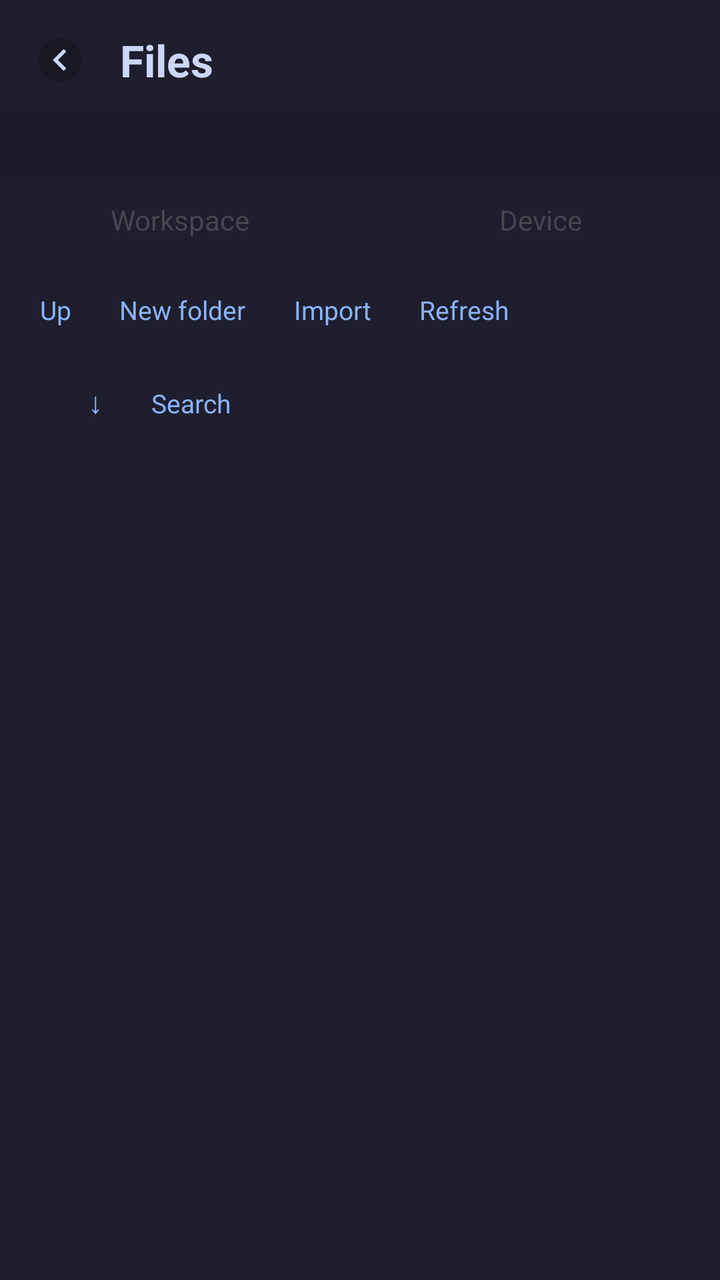
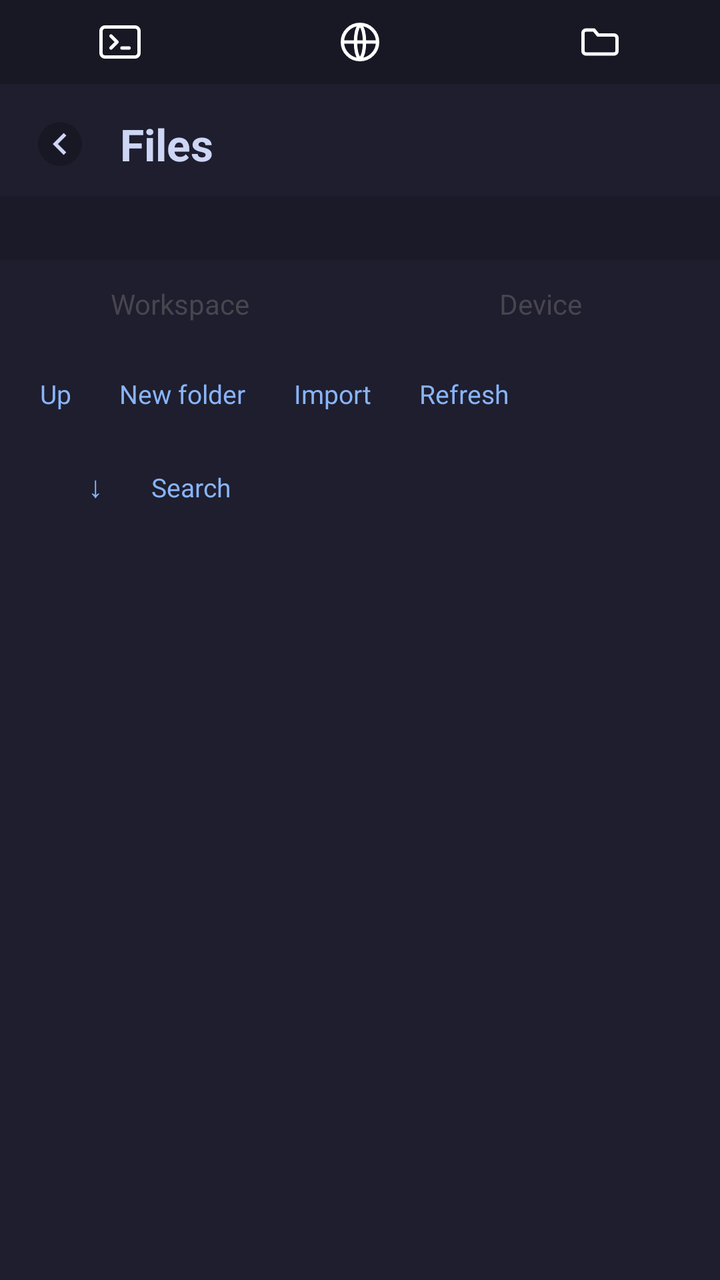

Compare the two renders of this Android layout. The source of the first and the diff that turns it into the second are given below.
<!-- AndroidManifest.xml: activity theme Theme.RedTermApp -->
<!-- res/layout/activity_files.xml -->
<?xml version="1.0" encoding="utf-8"?>
<LinearLayout xmlns:android="http://schemas.android.com/apk/res/android"
    android:layout_width="match_parent"
    android:layout_height="match_parent"
    android:orientation="vertical"
    android:background="?attr/terminalBg"
    android:fitsSystemWindows="true">

    <LinearLayout
        android:layout_width="match_parent"
        android:layout_height="wrap_content"
        android:orientation="horizontal"
        android:gravity="center_vertical"
        android:paddingHorizontal="8dp"
        android:paddingTop="8dp"
        android:paddingBottom="4dp">

        <ImageButton
            android:id="@+id/files_back_btn"
            android:layout_width="44dp"
            android:layout_height="44dp"
            android:src="@drawable/ic_back_chip"
            android:scaleType="centerInside"
            android:background="?attr/selectableItemBackgroundBorderless"
            android:contentDescription="@string/back" />

        <TextView
            android:layout_width="wrap_content"
            android:layout_height="wrap_content"
            android:text="@string/files_title"
            android:textColor="?attr/terminalText"
            android:textSize="22sp"
            android:textStyle="bold"
            android:layout_marginStart="8dp" />
    </LinearLayout>

    <TextView
        android:id="@+id/files_pick_hint"
        android:layout_width="match_parent"
        android:layout_height="wrap_content"
        android:paddingHorizontal="14dp"
        android:paddingVertical="6dp"
        android:text="@string/files_pick_hint"
        android:textColor="?attr/colorPrimary"
        android:textSize="12sp"
        android:background="?attr/extraKeysBg"
        android:visibility="gone" />

    <TextView
        android:id="@+id/files_path"
        android:layout_width="match_parent"
        android:layout_height="32dp"
        android:paddingHorizontal="14dp"
        android:gravity="center_vertical"
        android:textColor="?attr/terminalText"
        android:textSize="12sp"
        android:alpha="0.6"
        android:background="?attr/extraKeysBg"
        android:singleLine="true"
        android:ellipsize="start" />

    <LinearLayout
        android:layout_width="match_parent"
        android:layout_height="wrap_content"
        android:orientation="horizontal">

        <TextView
            android:id="@+id/files_tab_workspace"
            android:layout_width="0dp"
            android:layout_height="44dp"
            android:layout_weight="1"
            android:gravity="center"
            android:text="@string/files_workspace"
            android:textSize="14sp"
            android:clickable="true"
            android:focusable="true" />

        <TextView
            android:id="@+id/files_tab_device"
            android:layout_width="0dp"
            android:layout_height="44dp"
            android:layout_weight="1"
            android:gravity="center"
            android:text="@string/files_device"
            android:textSize="14sp"
            android:clickable="true"
            android:focusable="true" />
    </LinearLayout>

    <LinearLayout
        android:layout_width="match_parent"
        android:layout_height="wrap_content"
        android:orientation="horizontal"
        android:paddingHorizontal="8dp"
        android:paddingVertical="4dp">

        <TextView
            android:id="@+id/files_btn_up"
            android:layout_width="wrap_content"
            android:layout_height="38dp"
            android:paddingHorizontal="12dp"
            android:gravity="center"
            android:text="@string/files_up"
            android:textColor="?attr/colorPrimary"
            android:textSize="13sp"
            android:background="?attr/terminalBg"
            android:clickable="true"
            android:focusable="true" />

        <TextView
            android:id="@+id/files_btn_new_folder"
            android:layout_width="wrap_content"
            android:layout_height="38dp"
            android:paddingHorizontal="12dp"
            android:gravity="center"
            android:text="@string/files_new_folder"
            android:textColor="?attr/colorPrimary"
            android:textSize="13sp"
            android:background="?attr/terminalBg"
            android:clickable="true"
            android:focusable="true" />

        <TextView
            android:id="@+id/files_btn_import"
            android:layout_width="wrap_content"
            android:layout_height="38dp"
            android:paddingHorizontal="12dp"
            android:gravity="center"
            android:text="@string/files_import"
            android:textColor="?attr/colorPrimary"
            android:textSize="13sp"
            android:background="?attr/terminalBg"
            android:clickable="true"
            android:focusable="true" />

        <TextView
            android:id="@+id/files_btn_refresh"
            android:layout_width="wrap_content"
            android:layout_height="38dp"
            android:paddingHorizontal="12dp"
            android:gravity="center"
            android:text="@string/files_refresh"
            android:textColor="?attr/colorPrimary"
            android:textSize="13sp"
            android:background="?attr/terminalBg"
            android:clickable="true"
            android:focusable="true" />
    </LinearLayout>

    <LinearLayout
        android:layout_width="match_parent"
        android:layout_height="wrap_content"
        android:orientation="horizontal"
        android:paddingHorizontal="8dp"
        android:paddingVertical="4dp">

        <TextView
            android:id="@+id/files_btn_sort"
            android:layout_width="wrap_content"
            android:layout_height="38dp"
            android:paddingHorizontal="12dp"
            android:gravity="center"
            android:textColor="?attr/colorPrimary"
            android:textSize="13sp"
            android:background="?attr/terminalBg"
            android:clickable="true"
            android:focusable="true" />

        <TextView
            android:id="@+id/files_btn_sort_dir"
            android:layout_width="wrap_content"
            android:layout_height="38dp"
            android:paddingHorizontal="12dp"
            android:gravity="center"
            android:text="↓"
            android:textColor="?attr/colorPrimary"
            android:textSize="15sp"
            android:background="?attr/terminalBg"
            android:clickable="true"
            android:focusable="true" />

        <TextView
            android:id="@+id/files_btn_search"
            android:layout_width="wrap_content"
            android:layout_height="38dp"
            android:paddingHorizontal="12dp"
            android:gravity="center"
            android:text="@string/files_search"
            android:textColor="?attr/colorPrimary"
            android:textSize="13sp"
            android:background="?attr/terminalBg"
            android:clickable="true"
            android:focusable="true" />
    </LinearLayout>

    <FrameLayout
        android:layout_width="match_parent"
        android:layout_height="0dp"
        android:layout_weight="1">

        <ListView
            android:id="@+id/files_list"
            android:layout_width="match_parent"
            android:layout_height="match_parent"
            android:divider="#3A3A4C"
            android:dividerHeight="1dp"
            android:scrollbars="vertical" />

        <TextView
            android:id="@+id/files_empty_msg"
            android:layout_width="match_parent"
            android:layout_height="match_parent"
            android:gravity="center"
            android:padding="24dp"
            android:textColor="?attr/terminalText"
            android:textSize="14sp"
            android:alpha="0.6"
            android:visibility="gone" />
    </FrameLayout>

</LinearLayout>
<!-- resources referenced by this layout -->
<resources>
  <string name="back">Back</string>
  <string name="files_device">Device</string>
  <string name="files_import">Import</string>
  <string name="files_new_folder">New folder</string>
  <string name="files_pick_hint">Pick mode: tap a file to insert its path into the terminal</string>
  <string name="files_refresh">Refresh</string>
  <string name="files_search">Search</string>
  <string name="files_title">Files</string>
  <string name="files_up">Up</string>
  <string name="files_workspace">Workspace</string>
  <color name="primary">#FF89B4FA</color>
  <color name="black">#FF000000</color>
  <color name="surface">#FF1E1E2E</color>
  <color name="on_surface">#FFCDD6F4</color>
  <color name="terminal_bg">#FF1E1E2E</color>
  <color name="terminal_text">#FFCDD6F4</color>
  <color name="extra_keys_bg">#FF181825</color>
  <color name="extra_keys_text">#FFCDD6F4</color>
  <!-- unchanged entries left out for length: 2 -->
</resources>

<!-- the commit's change to res/layout/activity_files.xml (unified diff, before → after) -->
@@ -5,6 +5,11 @@
     android:orientation="vertical"
     android:background="?attr/terminalBg"
     android:fitsSystemWindows="true">
+
+    <include
+        layout="@layout/tab_strip"
+        android:layout_width="match_parent"
+        android:layout_height="42dp" />
 
     <LinearLayout
         android:layout_width="match_parent"
@@ -219,3 +224,45 @@
     </FrameLayout>
 
 </LinearLayout>
+<!-- res/layout/tab_strip.xml (included above) -->
+<?xml version="1.0" encoding="utf-8"?>
+<LinearLayout xmlns:android="http://schemas.android.com/apk/res/android"
+    android:layout_width="match_parent"
+    android:layout_height="42dp"
+    android:orientation="horizontal"
+    android:background="?attr/extraKeysBg"
+    android:gravity="center_vertical">
+
+    <ImageButton
+        android:id="@+id/tab_terminal"
+        android:layout_width="0dp"
+        android:layout_height="match_parent"
+        android:layout_weight="1"
+        android:src="@drawable/ic_tab_terminal"
+        android:scaleType="centerInside"
+        android:padding="9dp"
+        android:background="?attr/selectableItemBackground"
+        android:contentDescription="@string/tab_terminal" />
+
+    <ImageButton
+        android:id="@+id/tab_browser"
+        android:layout_width="0dp"
+        android:layout_height="match_parent"
+        android:layout_weight="1"
+        android:src="@drawable/ic_tab_browser"
+        android:scaleType="centerInside"
+        android:padding="9dp"
+        android:background="?attr/selectableItemBackground"
+        android:contentDescription="@string/tab_browser" />
+
+    <ImageButton
+        android:id="@+id/tab_files"
+        android:layout_width="0dp"
+        android:layout_height="match_parent"
+        android:layout_weight="1"
+        android:src="@drawable/ic_tab_files"
+        android:scaleType="centerInside"
+        android:padding="9dp"
+        android:background="?attr/selectableItemBackground"
+        android:contentDescription="@string/tab_files" />
+</LinearLayout>
<!-- resource entries referenced after the edit -->
@@ -1,5 +1,65 @@
 <!-- resources referenced by this layout -->
 <resources>
+  <!-- drawable ic_tab_browser (drawable) -->
+  <?xml version="1.0" encoding="utf-8"?>
+  <vector xmlns:android="http://schemas.android.com/apk/res/android"
+      android:width="24dp"
+      android:height="24dp"
+      android:viewportWidth="24"
+      android:viewportHeight="24">
+      <path
+          android:pathData="M12,3.2C16.86,3.2 20.8,7.14 20.8,12C20.8,16.86 16.86,20.8 12,20.8C7.14,20.8 3.2,16.86 3.2,12C3.2,7.14 7.14,3.2 12,3.2Z"
+          android:strokeColor="#FFFFFFFF"
+          android:strokeWidth="1.7"
+          android:strokeLineJoin="round" />
+      <path
+          android:pathData="M12,3.2C9,6.5 9,17.5 12,20.8C15,17.5 15,6.5 12,3.2Z"
+          android:strokeColor="#FFFFFFFF"
+          android:strokeWidth="1.7"
+          android:strokeLineJoin="round" />
+      <path
+          android:pathData="M3.7,12L20.3,12"
+          android:strokeColor="#FFFFFFFF"
+          android:strokeWidth="1.7"
+          android:strokeLineCap="round" />
+  </vector>
+  <!-- drawable ic_tab_files (drawable) -->
+  <?xml version="1.0" encoding="utf-8"?>
+  <vector xmlns:android="http://schemas.android.com/apk/res/android"
+      android:width="24dp"
+      android:height="24dp"
+      android:viewportWidth="24"
+      android:viewportHeight="24">
+      <path
+          android:pathData="M3.5,9L3.5,7.5A1.5,1.5 0 0 1 5,6L9,6L11,8.5L19,8.5A1.5,1.5 0 0 1 20.5,10L20.5,16.5A1.5,1.5 0 0 1 19,18L5,18A1.5,1.5 0 0 1 3.5,16.5Z"
+          android:strokeColor="#FFFFFFFF"
+          android:strokeWidth="1.7"
+          android:strokeLineJoin="round" />
+  </vector>
+  <!-- drawable ic_tab_terminal (drawable) -->
+  <?xml version="1.0" encoding="utf-8"?>
+  <vector xmlns:android="http://schemas.android.com/apk/res/android"
+      android:width="24dp"
+      android:height="24dp"
+      android:viewportWidth="24"
+      android:viewportHeight="24">
+      <path
+          android:pathData="M4.5,4.5L19.5,4.5A2,2 0 0 1 21.5,6.5L21.5,17.5A2,2 0 0 1 19.5,19.5L4.5,19.5A2,2 0 0 1 2.5,17.5L2.5,6.5A2,2 0 0 1 4.5,4.5Z"
+          android:strokeColor="#FFFFFFFF"
+          android:strokeWidth="1.7"
+          android:strokeLineJoin="round" />
+      <path
+          android:pathData="M7.5,9L10.5,12L7.5,15"
+          android:strokeColor="#FFFFFFFF"
+          android:strokeWidth="1.7"
+          android:strokeLineCap="round"
+          android:strokeLineJoin="round" />
+      <path
+          android:pathData="M13,15L16.5,15"
+          android:strokeColor="#FFFFFFFF"
+          android:strokeWidth="1.7"
+          android:strokeLineCap="round" />
+  </vector>
   <string name="back">Back</string>
   <string name="files_device">Device</string>
   <string name="files_import">Import</string>
@@ -10,6 +70,9 @@
   <string name="files_title">Files</string>
   <string name="files_up">Up</string>
   <string name="files_workspace">Workspace</string>
+  <string name="tab_browser">Browser</string>
+  <string name="tab_files">Files</string>
+  <string name="tab_terminal">Terminal</string>
   <color name="primary">#FF89B4FA</color>
   <color name="black">#FF000000</color>
   <color name="surface">#FF1E1E2E</color>
